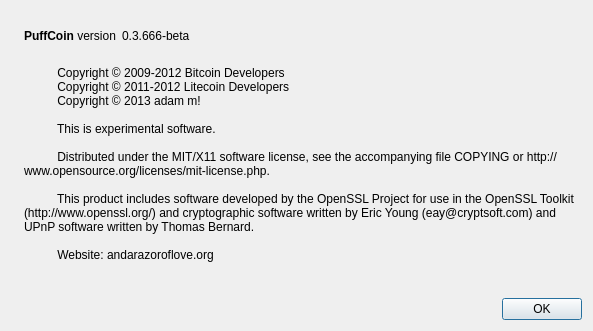
This is src/qt/forms/aboutdialog.ui in abelov335/codetowncoin as Qt 5 draws it before an edit. The edited form follows.
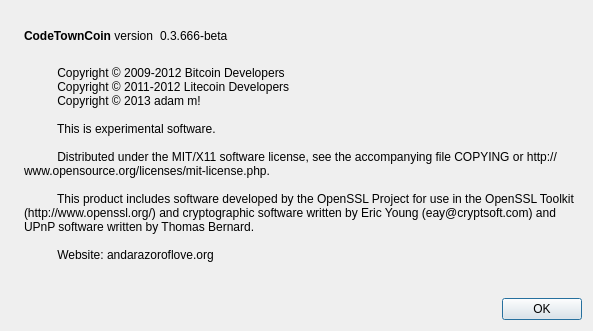
This is the edited form. Icons and pictures are not drawn.

```diff
--- a/src/qt/forms/aboutdialog.ui
+++ b/src/qt/forms/aboutdialog.ui
@@ -50,7 +50,7 @@
           <cursorShape>IBeamCursor</cursorShape>
          </property>
          <property name="text">
-          <string>&lt;b&gt;PuffCoin&lt;/b&gt; version</string>
+          <string>&lt;b&gt;CodeTownCoin&lt;/b&gt; version</string>
          </property>
          <property name="textInteractionFlags">
           <set>Qt::LinksAccessibleByMouse|Qt::TextSelectableByKeyboard|Qt::TextSelectableByMouse</set>
```
Left out of the diff: 2 changed lines with no effect on the pictures.
